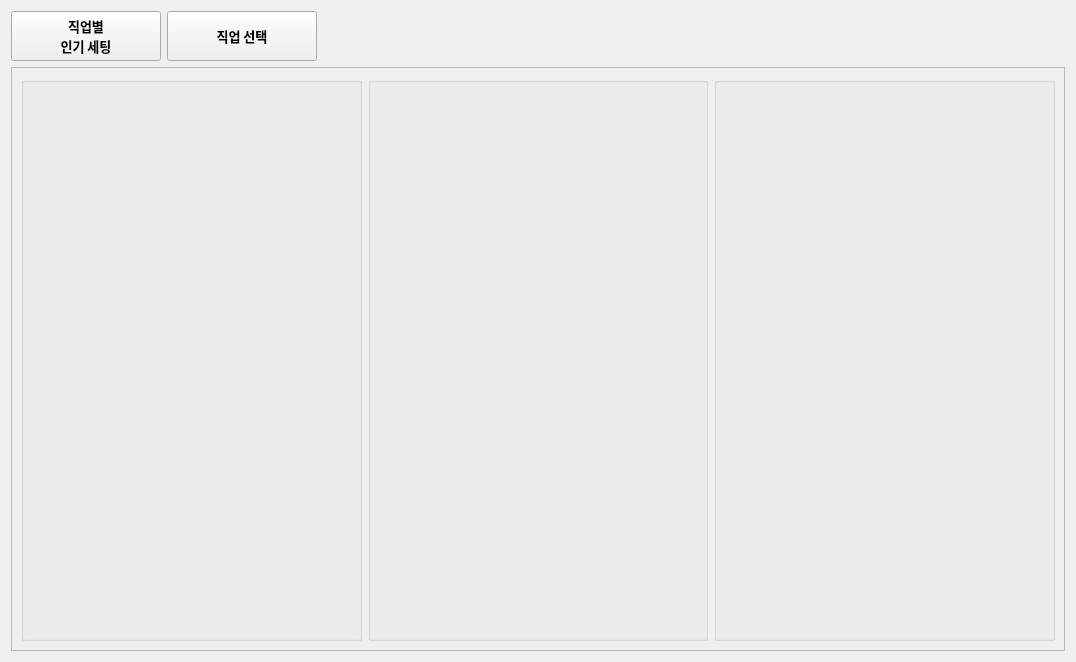
This is tools/setting_adviser/setting_adviser.ui in Wseop/Qt_LoaTools as Qt 5 draws it before an edit. The edited form follows.
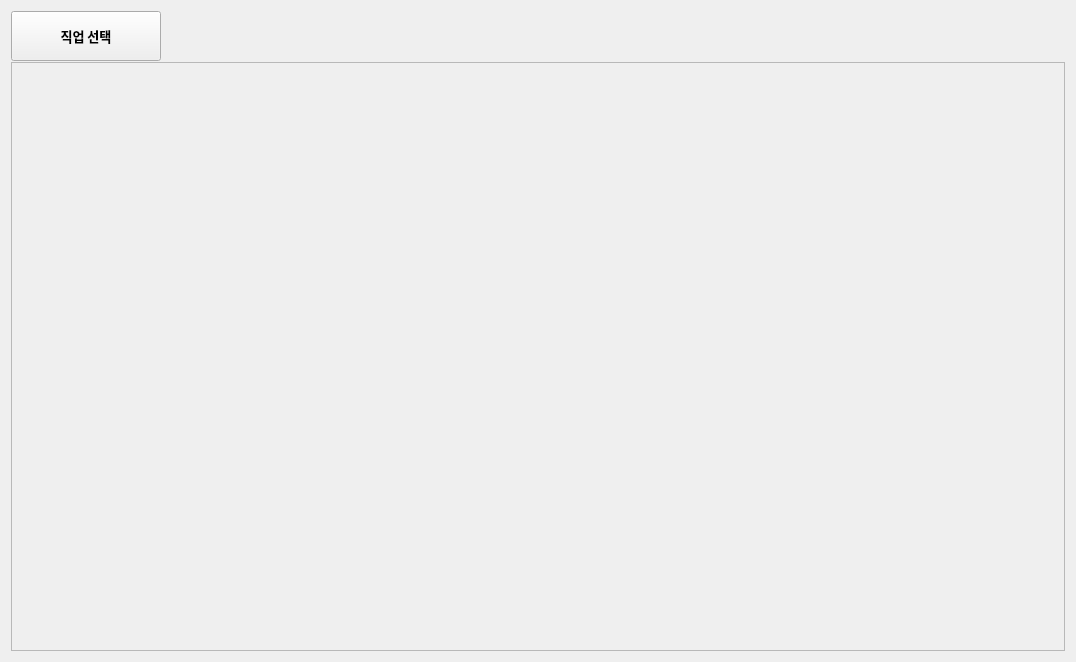
This is the edited form.

Commit message: CLN:Refactor SettingAdvisor (use SettingV2 collection)

What changed in the file:
```diff
--- a/tools/setting_adviser/setting_adviser.ui
+++ b/tools/setting_adviser/setting_adviser.ui
@@ -14,35 +14,14 @@
    <string>Form</string>
   </property>
   <layout class="QVBoxLayout" name="verticalLayout">
+   <property name="spacing">
+    <number>1</number>
+   </property>
    <item>
     <layout class="QHBoxLayout" name="hLayoutTop">
-     <item>
-      <widget class="QPushButton" name="pbTopSetting">
-       <property name="minimumSize">
-        <size>
-         <width>150</width>
-         <height>50</height>
-        </size>
-       </property>
-       <property name="maximumSize">
-        <size>
-         <width>150</width>
-         <height>50</height>
-        </size>
-       </property>
-       <property name="font">
-        <font>
-         <family>나눔스퀘어_ac Bold</family>
-         <pointsize>10</pointsize>
-         <bold>true</bold>
-        </font>
-       </property>
-       <property name="text">
-        <string>직업별
-인기 세팅</string>
-       </property>
-      </widget>
-     </item>
+     <property name="spacing">
+      <number>1</number>
+     </property>
      <item>
       <widget class="QPushButton" name="pbSelectClass">
        <property name="minimumSize">
@@ -157,80 +136,13 @@
         <x>0</x>
         <y>0</y>
         <width>1056</width>
-        <height>584</height>
+        <height>589</height>
        </rect>
       </property>
-      <layout class="QVBoxLayout" name="verticalLayout_2">
-       <item>
-        <layout class="QHBoxLayout" name="hLayoutSettings">
-         <item>
-          <widget class="QGroupBox" name="groupSetting1">
-           <property name="font">
-            <font>
-             <family>나눔스퀘어 네오 ExtraBold</family>
-             <pointsize>16</pointsize>
-             <bold>true</bold>
-            </font>
-           </property>
-           <property name="title">
-            <string/>
-           </property>
-           <property name="alignment">
-            <set>Qt::AlignCenter</set>
-           </property>
-           <layout class="QVBoxLayout" name="verticalLayout_4">
-            <item>
-             <layout class="QVBoxLayout" name="vLayoutSetting1"/>
-            </item>
-           </layout>
-          </widget>
-         </item>
-         <item>
-          <widget class="QGroupBox" name="groupSetting2">
-           <property name="font">
-            <font>
-             <family>나눔스퀘어 네오 ExtraBold</family>
-             <pointsize>16</pointsize>
-             <bold>true</bold>
-            </font>
-           </property>
-           <property name="title">
-            <string/>
-           </property>
-           <property name="alignment">
-            <set>Qt::AlignCenter</set>
-           </property>
-           <layout class="QVBoxLayout" name="verticalLayout_3">
-            <item>
-             <layout class="QVBoxLayout" name="vLayoutSetting2"/>
-            </item>
-           </layout>
-          </widget>
-         </item>
-         <item>
-          <widget class="QGroupBox" name="groupSetting3">
-           <property name="font">
-            <font>
-             <family>나눔스퀘어 네오 ExtraBold</family>
-             <pointsize>16</pointsize>
-             <bold>true</bold>
-            </font>
-           </property>
-           <property name="title">
-            <string/>
-           </property>
-           <property name="alignment">
-            <set>Qt::AlignCenter</set>
-           </property>
-           <layout class="QVBoxLayout" name="verticalLayout_5">
-            <item>
-             <layout class="QVBoxLayout" name="vLayoutSetting3"/>
-            </item>
-           </layout>
-          </widget>
-         </item>
-        </layout>
-       </item>
+      <layout class="QVBoxLayout" name="vLayoutScrollArea">
+       <property name="spacing">
+        <number>1</number>
+       </property>
       </layout>
      </widget>
     </widget>
```
The commit also changes 9 other files.
